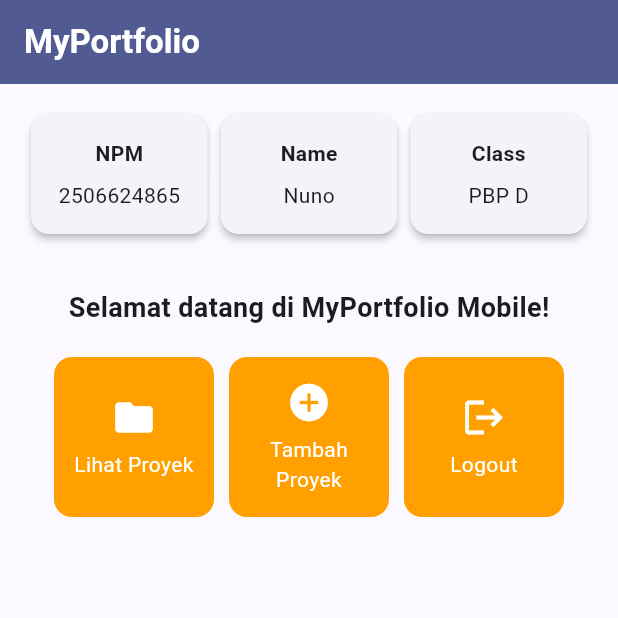
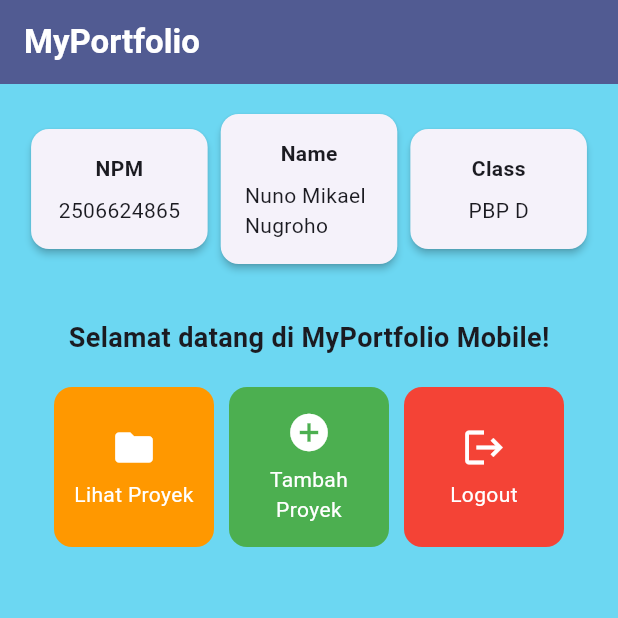
Before and after one commit to gammaknives/myportofolio_mobile, a Flutter app: the screen it shows after launch, on a phone screen of 412 x 824 dp, the top half of it. Run offline on Flutter 3.47's test engine with Material 3 defaults, Android fonts, the phone set to English and light mode, and no system bars.

Commit message:
Colored buttons and background

```diff
--- a/lib/main.dart
+++ b/lib/main.dart
@@ -17,6 +17,7 @@ class MyApp extends StatelessWidget {
           seedColor: Colors.indigo,
           secondary: Colors.amber[700],
         ),
+        scaffoldBackgroundColor: const Color.fromARGB(255, 108, 215, 242),
         useMaterial3: true,
       ),
       home: MyHomePage(),
--- a/lib/menu.dart
+++ b/lib/menu.dart
@@ -4,13 +4,13 @@ class MyHomePage extends StatelessWidget {
   MyHomePage({super.key});
 
   final String npm = "2506624865";
-  final String nama = "Nuno";
+  final String nama = "Nuno Mikael Nugroho";
   final String kelas = "PBP D";
 
   final List<ItemHomepage> items = [
-    ItemHomepage("Lihat Proyek", Icons.folder),
-    ItemHomepage("Tambah Proyek", Icons.add_circle),
-    ItemHomepage("Logout", Icons.logout),
+    ItemHomepage("Lihat Proyek", Icons.folder, Colors.orange),
+    ItemHomepage("Tambah Proyek", Icons.add_circle, Colors.green),
+    ItemHomepage("Logout", Icons.logout, Colors.red),
   ];
 
   @override
@@ -119,8 +119,9 @@ class InfoCard extends StatelessWidget {
 class ItemHomepage {
   final String name;
   final IconData icon;
+  final Color color;
 
-  ItemHomepage(this.name, this.icon);
+  ItemHomepage(this.name, this.icon, this.color);
 }
 
 class ItemCard extends StatelessWidget {
@@ -132,7 +133,7 @@ class ItemCard extends StatelessWidget {
   Widget build(BuildContext context) {
     return Material(
       // Menggunakan warna sekunder dari skema tema aplikasi.
-      color: Theme.of(context).colorScheme.secondary,
+      color: item.color,
       borderRadius: BorderRadius.circular(12),
       child: InkWell(
         // Aksi ketika kartu ditekan oleh pengguna.
```
